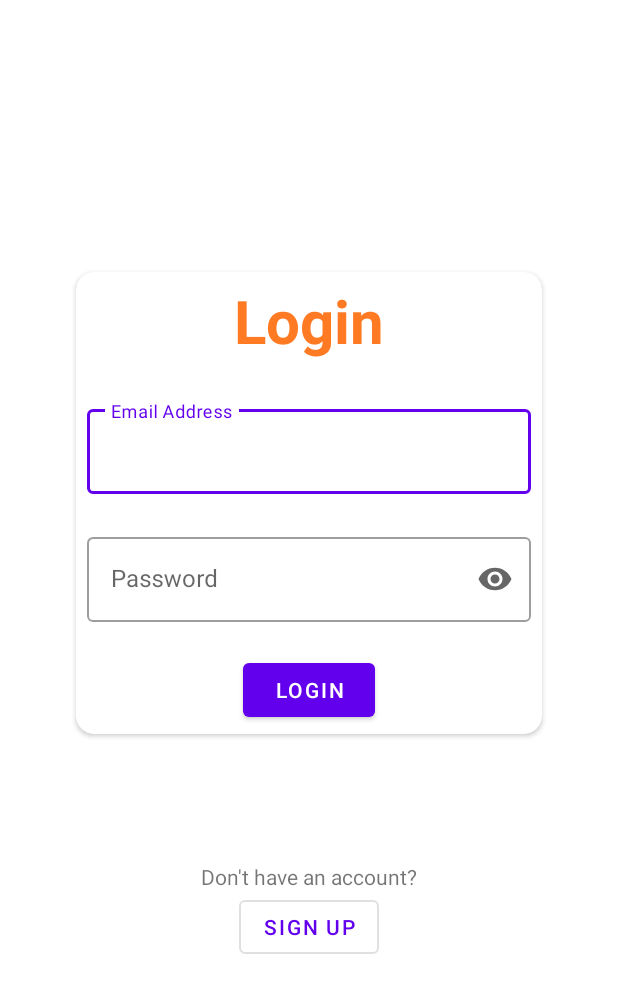
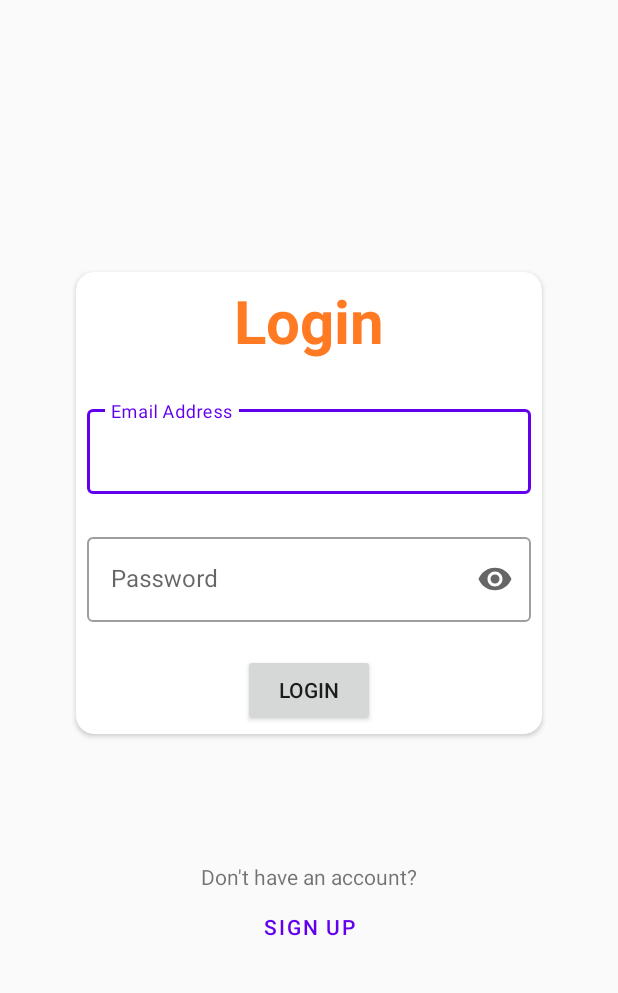
Before and after one commit to HaiWenZhou83/FIT5120, an Android app: the screen it shows after launch (MainActivity), on a phone screen of 412 x 824 dp. Shown: the top 993 px of the screen. Run offline under Robolectric (Android 15) with nearby library versions, the phone set to English and light mode, and no system bars; our stand-ins replace Firebase (no records; nobody signed in at launch, a user with empty details on screens opened directly), navigation-ui.

Commit message:
change themes

```diff
--- a/app/src/main/res/values/themes.xml
+++ b/app/src/main/res/values/themes.xml
@@ -1,6 +1,6 @@
 <resources xmlns:tools="http://schemas.android.com/tools">
     <!-- Base application theme. -->
-    <style name="Theme.Assignment3" parent="Theme.MaterialComponents.DayNight.DarkActionBar">
+    <style name="Theme.Assignment3" parent="Theme.MaterialComponents.DayNight.NoActionBar.Bridge">
         <!-- Primary brand color. -->
         <item name="colorPrimary">@color/purple_500</item>
         <item name="colorPrimaryVariant">@color/purple_700</item>
```
